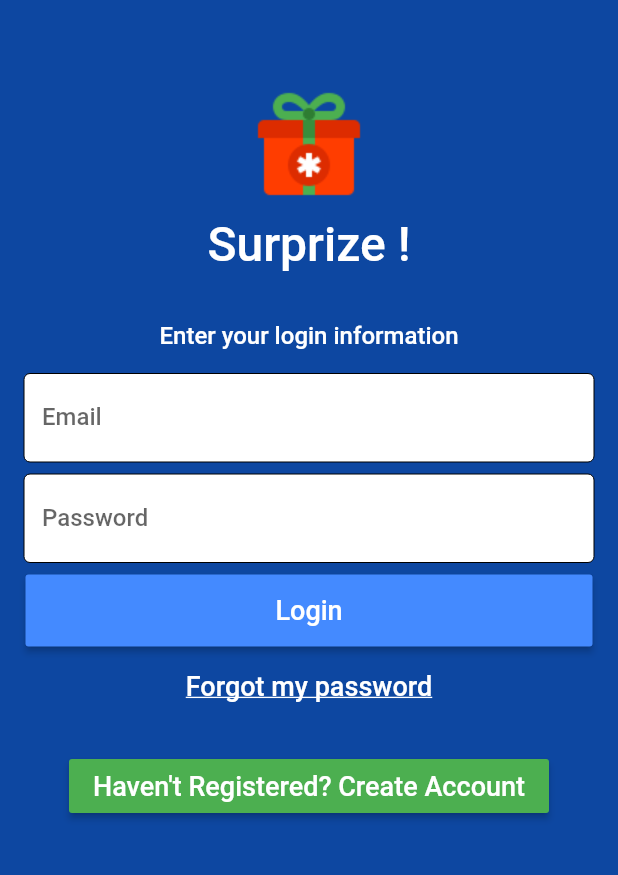
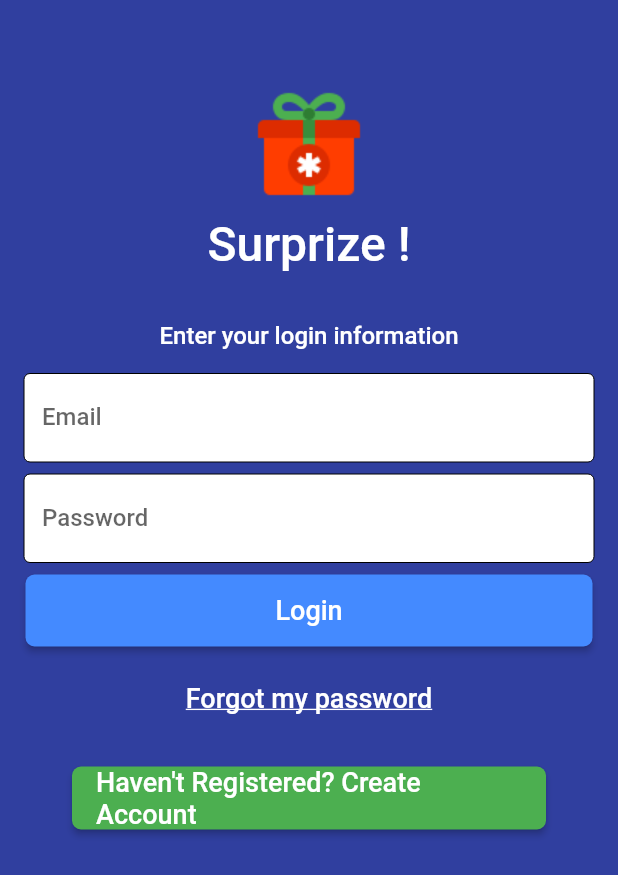
Before and after one commit to manish-poudel/surprize, a Flutter app: the screen it shows after launch, on a phone screen of 412 x 824 dp. Shown: the top 875 px of the screen. Run offline on Flutter 3.47's test engine with Material 2 defaults, Android fonts, the phone set to English and light mode, and no system bars; our stand-ins replace cloud_firestore, country_code_picker, firebase_auth, firebase_storage; missing offline and left inert: add_2_calendar, flutter_country_picker, flutter_cupertino_date_picker; accounts and stored records are empty.

Commit message:
Minor changes to appearance of widget

```diff
--- a/lib/CustomWidgets/CustomLabelTextFieldWidget.dart
+++ b/lib/CustomWidgets/CustomLabelTextFieldWidget.dart
@@ -51,6 +51,7 @@ class _CustomLabelTextFieldWidgetState
         child: Row(children: <Widget>[
       Flexible(
           child: TextFormField(
+
         controller: textFldcontroller,
         keyboardType: TextInputType.emailAddress,
         validator: _validation,
@@ -59,10 +60,10 @@ class _CustomLabelTextFieldWidgetState
         },
         decoration: InputDecoration(
             filled: true,
+            border: UnderlineInputBorder(borderRadius: BorderRadius.circular(5.0)),
             enabled: true,
             labelText: _label,
             fillColor: _color,
-            border: InputBorder.none,
             enabledBorder:
                 OutlineInputBorder(borderSide: BorderSide(width: 0.0))),
       ))
--- a/lib/CustomWidgets/Styles.dart
+++ b/lib/CustomWidgets/Styles.dart
@@ -30,6 +30,7 @@ class CustomRaisedButton extends RaisedButton
 {
   CustomRaisedButton(String label, Function onpressed, Color color) : super
       (onPressed: onpressed,
+        shape: new RoundedRectangleBorder(borderRadius: new BorderRadius.circular(6.0)),
        child: Text(label, style: TextStyle(fontSize: ButtonFontSize, color: Colors.white)),
        color:color,
        );
--- a/lib/Helper/AppColor.dart
+++ b/lib/Helper/AppColor.dart
@@ -1,7 +1,7 @@
 import 'package:flutter/material.dart';
 class AppColor{
   // App color primary
-  static final Color colorPrimary = Color(0xFF0D47A1);
+  static final Color colorPrimary = Color(0xFF303F9F);
   static final Color colorPrimaryLight = Color(0xFF1565C0);
   static final Color colorPrimaryDark = Color(0x002f6c);
 
--- a/lib/LoginPage.dart
+++ b/lib/LoginPage.dart
@@ -85,7 +85,7 @@ class LoginPage extends StatefulWidget {
                       ),
                     ),
                     Padding(
-                      padding: const EdgeInsets.all(16.0),
+                      padding: const EdgeInsets.only(top: 24, left:16.0, right: 16.0),
                       child: GestureDetector(
                         child: Text(StringResources.buttonForgotPasswordText,
                             style: TextStyle(color:Colors.white, fontSize: 18.0, fontFamily: 'Roboto', decoration: TextDecoration.underline)
@@ -96,7 +96,7 @@ class LoginPage extends StatefulWidget {
                       ),
                     ),
                     Padding(
-                      padding: const EdgeInsets.all(16.0),
+                      padding: const EdgeInsets.all(32.0),
                       child: CustomTextButtonWidget(StringResources.buttonRegisterAccountText, Colors.green,
                               ()=> AppHelper.goToPage(context, false, '/registrationPage')),
                     ),
--- a/lib/RegistrationPage.dart
+++ b/lib/RegistrationPage.dart
@@ -147,12 +147,12 @@ class RegistrationPageState extends State<RegistrationPage> {
               ),
               Center(
                 child: Padding(
-                  padding: const EdgeInsets.only(top: 12.0),
+                  padding: const EdgeInsets.only(top: 16.0),
                   child: _customELAWidget,
                 ),
               ),
               Padding(
-                padding: const EdgeInsets.only(left: 1.0, top: 16.0, right: 1.0),
+                padding: const EdgeInsets.only(left: 1.0, top: 32.0, right: 1.0),
                 child: SizedBox(
                   width: double.infinity,
                   height: 48.0,
```
